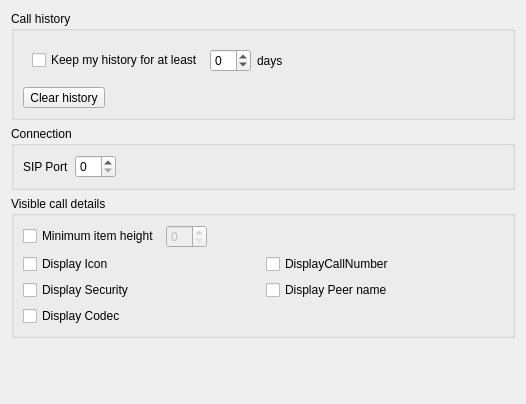
This is src/conf/dlggeneralbase.ui in KDE/ring-kde as Qt 5 draws it before an edit. The edited form follows.
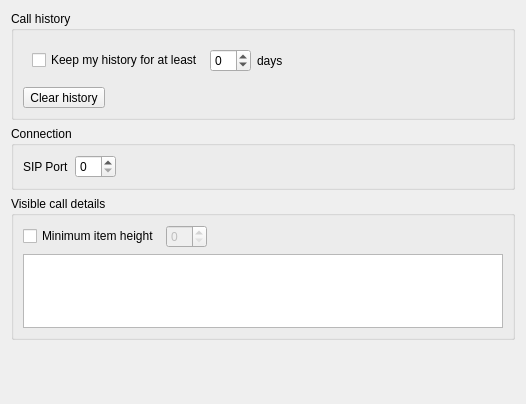
This is the edited form. Custom widgets are drawn as their Qt base class.

Commit message: [ #12096 ] Implement more calls details, make it more scalable

```diff
--- a/src/conf/dlggeneralbase.ui
+++ b/src/conf/dlggeneralbase.ui
@@ -150,41 +150,6 @@
       <string>Visible call details</string>
      </property>
      <layout class="QGridLayout" name="gridLayout">
-      <item row="1" column="0">
-       <widget class="QCheckBox" name="kcfg_displayCallIcon">
-        <property name="text">
-         <string>Display Icon</string>
-        </property>
-       </widget>
-      </item>
-      <item row="1" column="1">
-       <widget class="QCheckBox" name="kcfg_displayCallNumber">
-        <property name="text">
-         <string>DisplayCallNumber</string>
-        </property>
-       </widget>
-      </item>
-      <item row="2" column="0">
-       <widget class="QCheckBox" name="kcfg_displayCallSecure">
-        <property name="text">
-         <string>Display Security</string>
-        </property>
-       </widget>
-      </item>
-      <item row="2" column="1">
-       <widget class="QCheckBox" name="kcfg_displayCallPeer">
-        <property name="text">
-         <string>Display Peer name</string>
-        </property>
-       </widget>
-      </item>
-      <item row="3" column="0">
-       <widget class="QCheckBox" name="kcfg_displayCallCodec">
-        <property name="text">
-         <string>Display Codec</string>
-        </property>
-       </widget>
-      </item>
       <item row="0" column="0" colspan="2">
        <layout class="QHBoxLayout" name="horizontalLayout">
         <item>
@@ -216,6 +181,9 @@
         </item>
        </layout>
       </item>
+      <item row="1" column="0" colspan="2">
+       <widget class="QListWidget" name="m_pDetailsList"/>
+      </item>
      </layout>
     </widget>
    </item>
```
The commit also changes 7 other files.
